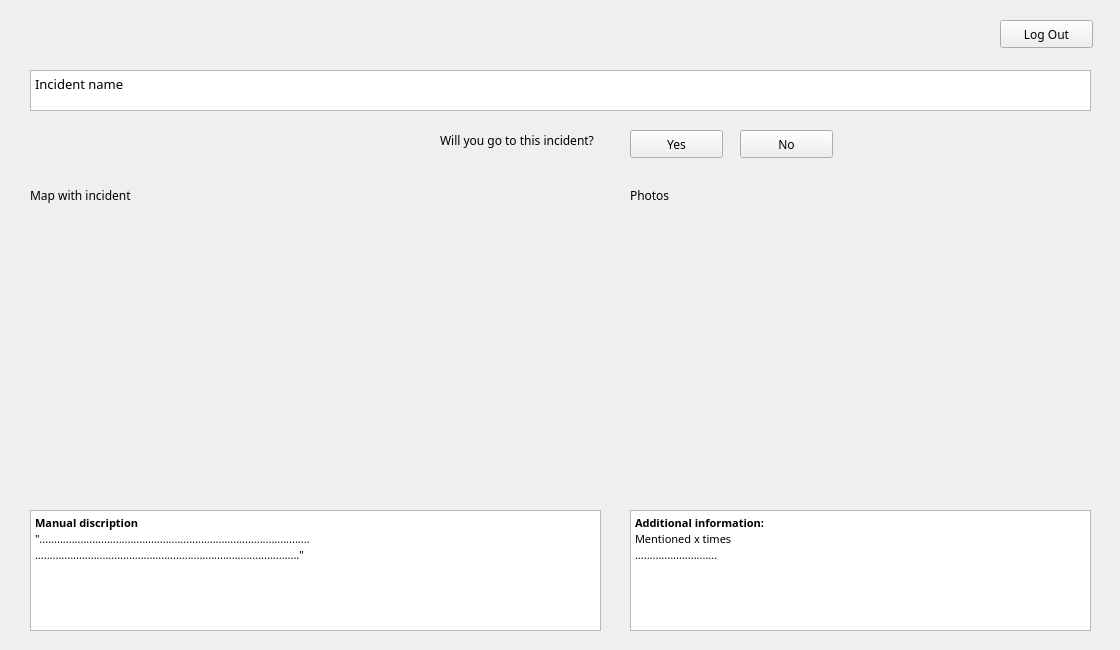
This is StormClean/Login_window.ui in LucasGeerts/2016_Group10_StormClean as Qt 5 draws it before an edit. The edited form follows.
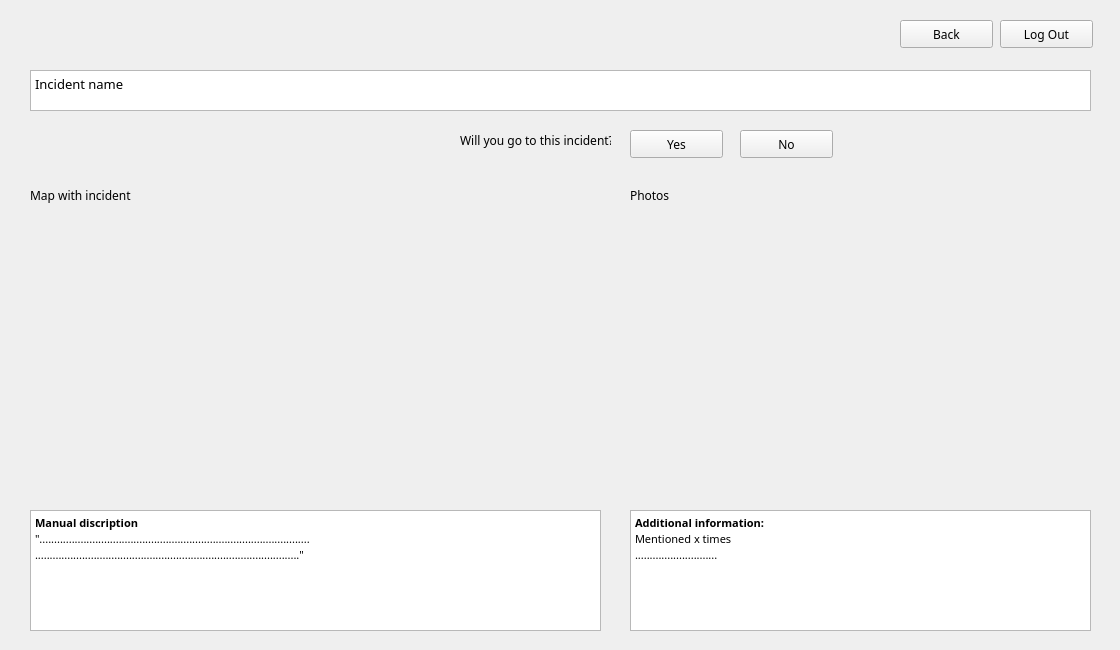
This is the edited form. The open tabs and pages were chosen to show the change. Icons and pictures are not drawn. Custom widgets are drawn as their Qt base class.

The edit to the form file:
```diff
--- a/StormClean/Login_window.ui
+++ b/StormClean/Login_window.ui
@@ -513,9 +513,9 @@
     <widget class="QLabel" name="label_Question">
      <property name="geometry">
       <rect>
-       <x>440</x>
+       <x>460</x>
        <y>130</y>
-       <width>201</width>
+       <width>151</width>
        <height>21</height>
       </rect>
      </property>
@@ -549,6 +549,29 @@
       <string>No</string>
      </property>
     </widget>
+    <widget class="QPushButton" name="back_2">
+     <property name="geometry">
+      <rect>
+       <x>900</x>
+       <y>20</y>
+       <width>93</width>
+       <height>28</height>
+      </rect>
+     </property>
+     <property name="text">
+      <string>Back</string>
+     </property>
+    </widget>
+    <widget class="QgsMapCanvas" name="QgsMapCanvas_2" native="true">
+     <property name="geometry">
+      <rect>
+       <x>30</x>
+       <y>210</y>
+       <width>571</width>
+       <height>291</height>
+      </rect>
+     </property>
+    </widget>
    </widget>
    <widget class="QWidget" name="page_5">
     <widget class="QLabel" name="label_Navigation">
```
Left out of the diff: 34 changed lines with no effect on the pictures.
